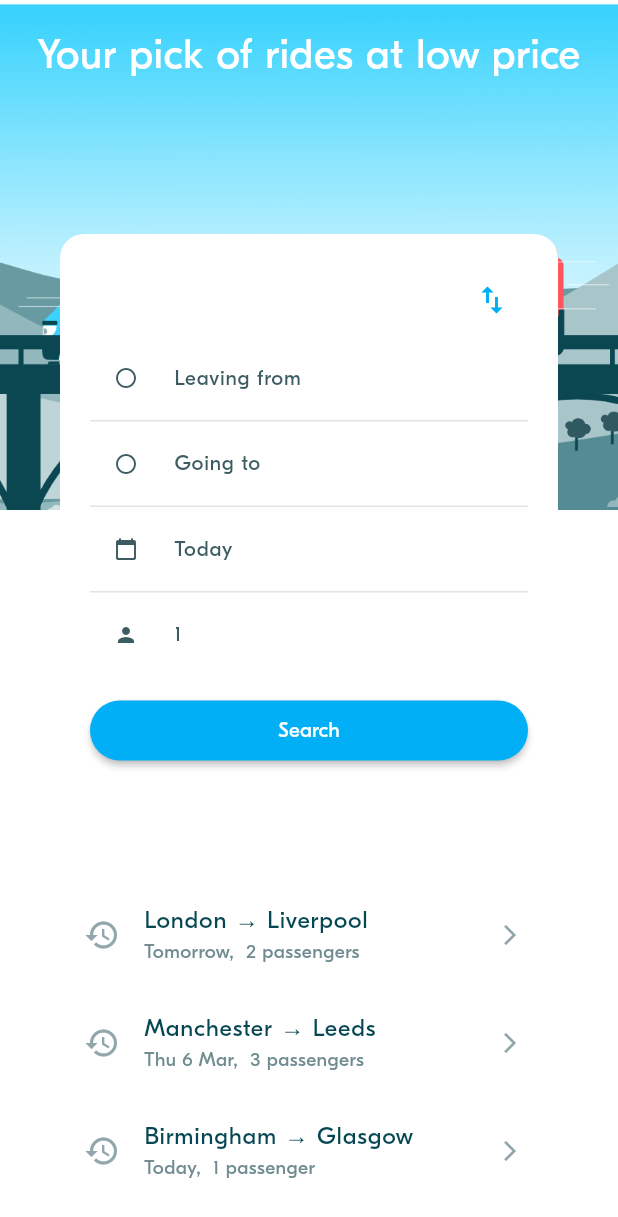
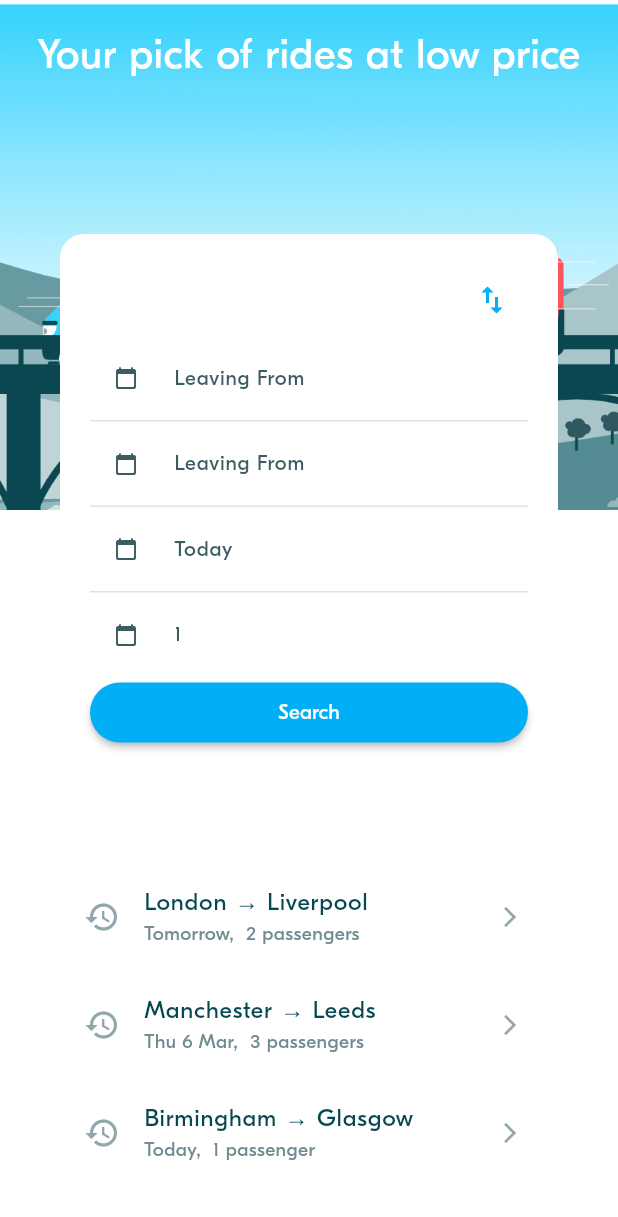
Before and after one commit to ChayLimm/W3-PRACTICE, a Flutter app: the screen it shows after launch, on a phone screen of 412 x 824 dp. Shown: the top 1217 px of the screen. Run offline on Flutter 3.47's test engine with Material 3 defaults, Android fonts, the phone set to English and light mode, and no system bars; project files that could hold a hidden picture were left out.

```diff
--- a/lib/screens/ride_pref/ride_pref_screen.dart
+++ b/lib/screens/ride_pref/ride_pref_screen.dart
@@ -1,11 +1,11 @@
 import 'package:flutter/material.dart';
+import 'package:week_3_blabla_project/screens/ride_pref/widgets/ride_pref_history_tile.dart';
 
 import '../../model/ride_pref/ride_pref.dart';
 import '../../service/ride_prefs_service.dart';
 import '../../theme/theme.dart';
 
 import 'widgets/ride_pref_form.dart';
-import 'widgets/ride_pref_history_tile.dart';
 
 const String blablaHomeImagePath = 'assets/images/blabla_home.png';
 
--- a/lib/screens/ride_pref/widgets/ride_pref_form.dart
+++ b/lib/screens/ride_pref/widgets/ride_pref_form.dart
@@ -1,19 +1,16 @@
 import 'package:flutter/material.dart';
-import 'package:week_3_blabla_project/model/ride/ride.dart';
 import 'package:week_3_blabla_project/screens/location_picker/location_picker_screen.dart';
 import 'package:week_3_blabla_project/screens/search_ride/search_ride_screen.dart';
+import 'package:week_3_blabla_project/screens/seat_number_spinner/seat_number_spinnner_screen.dart';
 import 'package:week_3_blabla_project/utils/animations_util.dart';
+import 'package:week_3_blabla_project/utils/date_time_util.dart';
 import '../../../model/ride/locations.dart';
 import '../../../model/ride_pref/ride_pref.dart';
 
 // UI Components
 import 'package:week_3_blabla_project/theme/theme.dart';
-import 'package:week_3_blabla_project/widgets/button/bla_button.dart';
+import 'package:week_3_blabla_project/widgets/actions/bla_button.dart';
 import 'package:week_3_blabla_project/widgets/display/bla_divider.dart';
-import 'package:week_3_blabla_project/widgets/inputs/date_picker_field.dart';
-import 'package:week_3_blabla_project/widgets/inputs/location_picker_field.dart';
-import 'package:week_3_blabla_project/widgets/inputs/seats_picker_field.dart';
-
 ///
 /// A Ride Preference From is a view to select:
 ///   - A depcarture location
@@ -35,9 +32,9 @@ class RidePrefForm extends StatefulWidget {
 
 class _RidePrefFormState extends State<RidePrefForm> {
   Location? departure;
-  DateTime departureDate = DateTime.now();
+  late DateTime departureDate;
   Location? arrival;
-  int requestedSeats = 1;
+  late int requestedSeats ;
 
   // ----------------------------------
   // Initialize the Form attributes
@@ -53,6 +50,11 @@ class _RidePrefFormState extends State<RidePrefForm> {
       arrival = widget.initRidePref!.arrival;
       requestedSeats = widget.initRidePref!.requestedSeats;
       departureDate = widget.initRidePref!.departureDate;
+    }else{
+      departure = null;
+      arrival = null;
+      requestedSeats = 1;
+      departureDate = DateTime.now();
     }
   }
 
@@ -72,29 +74,46 @@ class _RidePrefFormState extends State<RidePrefForm> {
 
   //Function to change each value
 
-  void onSelectArrival(Location location) {
+  void onSelectArrival() async{
+    final Location? location = await Navigator.push(context, MaterialPageRoute(builder: (context)=>LocationPickerScreen()));
+    if(location != null){
       setState(() {
           arrival = location;
       });
     }
+  }
 
-  void onSelectDeparture(Location location) {
+  void onSelectDeparture() async {
+    final Location? location = await Navigator.push(context, MaterialPageRoute(builder: (context)=>LocationPickerScreen()));
+    if(location != null){
       setState(() {
         departure = location;
-    });
+        }
+      );
     }
 
-  void onSelectDepartureDate(DateTime dateTime) {
+  }
+
+  void onSelectDepartureDate() async{
+     final DateTime? selectedDate = await showDatePicker(
+            context: context,
+            initialDate: DateTime.now(),
+            firstDate: DateTime.now().subtract(Duration(days: 1)),
+            lastDate: DateTime.now().add(Duration(days: 90)),
+          );
+          if(selectedDate != null){
               setState(() {
-      departureDate = dateTime;
+                departureDate = selectedDate;
                 print("function trigger");
               });
           }
+    }
 
-  void onSelectSeats(int newSeats) {
-    setState(() {
-      requestedSeats = newSeats;
-    });
+  void onSelectSeats() async {
+   final int? selectedSeats = await Navigator.of(context).push(AnimationUtils.createBottomToTopRoute(SeatNumberSpinnnerScreen(initSeats: requestedSeats )));
+   if(selectedSeats != null){ setState(() {
+      requestedSeats = selectedSeats;
+    });}
   }
   // Search button and validor for the form
 
@@ -102,16 +121,14 @@ class _RidePrefFormState extends State<RidePrefForm> {
     //validate depature, if null show location picker;
     if (departure == null) {
       //show the full screen dialog of select location
-      Navigator.of(context)
+      departure = await Navigator.of(context)
           .push(AnimationUtils.createBottomToTopRoute(LocationPickerScreen(
-        onSelectLocation: onSelectDeparture,
       )));
       //validate arrival, if null show location picker;
     } else if (arrival == null) {
       //show the full screen dialog of select location
-      Navigator.of(context)
+      arrival = await Navigator.of(context)
           .push(AnimationUtils.createBottomToTopRoute(LocationPickerScreen(
-        onSelectLocation: onSelectArrival,
       )));
     } else {
       RidePref ridePref = RidePref(
@@ -134,6 +151,10 @@ class _RidePrefFormState extends State<RidePrefForm> {
   // Compute the widgets rendering
   // ----------------------------------
 
+  String get initDepature => departure !=null ? "${departure!.name}, ${departure!.country.name}" : "Leaving From";
+  String get initArrival => arrival !=null ? "${arrival!.name}, ${arrival!.country.name}" : "Leaving From";
+  String get initDepartureDate =>DateTimeUtils.formatDateTime(departureDate);
+  String get initSeats => requestedSeats.toString();
   // ----------------------------------
   // Build the widgets
   // ----------------------------------
@@ -149,34 +170,40 @@ class _RidePrefFormState extends State<RidePrefForm> {
             ],
           ),
           // 1 - Leaving from Listtile
-          LocationPickerField(
-            hint: "Leaving from",
-            initLocation: departure,
-            onSelectLocation: onSelectDeparture,
-          ),
+          PrefTile(initValue: initDepature, onPressed: onSelectDeparture, icon: Icons.circle_outlined),
           BlaDivider(),
           // 2 - Going to Listtile
-          LocationPickerField(
-            hint: "Going to",
-            initLocation: arrival,
-            onSelectLocation: onSelectArrival,
-          ),
+          PrefTile(initValue: initArrival, onPressed: onSelectArrival, icon: Icons.circle_outlined),
           BlaDivider(),
           // 3 - Select date Listtile, default today
-          DatePickerField(
-            initDateTime: departureDate,
-            onSelectDate: onSelectDepartureDate,
-          ),
+          PrefTile(initValue:  initDepartureDate,onPressed: onSelectDepartureDate, icon: Icons.calendar_today_rounded),
           BlaDivider(),
           // 4 - Select seats Listitle, default 1
-          SeatPickerField(onSelectSeats: onSelectSeats, initSeats: requestedSeats,),
-          const SizedBox(
-            height: BlaSpacings.s,
-          ),
+         PrefTile(initValue: initSeats , onPressed: onSelectSeats, icon: Icons.person),
+
           BlaButton(
               type: ButtonType.primary,
-              title: "Search",
-              onButtonClick: onSearch)
+              text: "Search",
+              onPressed: onSearch)
         ]);
   }
 }
+
+
+class PrefTile extends StatelessWidget {
+  // this field can be create with or without the initialize value
+  final String initValue;
+  final IconData icon;
+  final VoidCallback onPressed;
+
+  const PrefTile({super.key,required this.initValue , required this.onPressed,required this.icon});
+
+  @override
+  Widget build(BuildContext context) {
+    return ListTile(
+      leading: Icon(Icons.calendar_today_rounded, size: 16, color: BlaColors.neutral,),
+      title: Text(initValue,style: BlaTextStyles.button.copyWith(color:BlaColors.neutral, ),),
+     onTap: onPressed
+    );
+  }
+}
--- a/lib/widgets/button/bla_button.dart
+++ b/lib/widgets/actions/bla_button.dart
@@ -13,15 +13,15 @@ class BlaButton extends StatelessWidget {
 
   final ButtonType type; //type of button you want yo use (primary, secondary, tertiary)
   final IconData? icon; //icon to display in button
-  final String title; // button label
-  final VoidCallback onButtonClick; // event on click
+  final String text; // button label
+  final VoidCallback onPressed; // event on click
 
   const BlaButton({
     super.key,
     required this.type,
     this.icon,
-    required this.title,
-    required this.onButtonClick,
+    required this.text,
+    required this.onPressed,
   });
 
   @override
@@ -53,7 +53,7 @@ class BlaButton extends StatelessWidget {
         break;
     }
     return ElevatedButton(
-      onPressed: onButtonClick,
+      onPressed: onPressed,
       style: ElevatedButton.styleFrom(
         backgroundColor: backgroundColor,
         elevation: elevation,
@@ -64,7 +64,7 @@ class BlaButton extends StatelessWidget {
         children: [
           if (icon != null) Icon(icon, size: 16, color: iconColor),
           if (icon != null) const SizedBox(width: BlaSpacings.s),
-          Text(title, style: BlaTextStyles.button.copyWith(color: textColor)),
+          Text(text, style: BlaTextStyles.button.copyWith(color: textColor)),
         ],
       ),
     );
--- a/lib/widgets/inputs/date_picker_field.dart
+++ /dev/null
@@ -1,38 +0,0 @@
-import 'package:flutter/material.dart';
-import 'package:week_3_blabla_project/model/ride/locations.dart';
-import 'package:week_3_blabla_project/theme/theme.dart';
-import 'package:week_3_blabla_project/utils/date_time_util.dart';
-
-class DatePickerField extends StatelessWidget {
-  // this field can be create with or without the initialize value
-  final DateTime? initDateTime;
-  final Function(DateTime) onSelectDate;
-
-  const DatePickerField({super.key, required this.initDateTime, required this.onSelectDate, Location? location});
-
-  // check if there is initialize value
-  bool get isInit => initDateTime != null;
-  // if have, use the initialize data, else it use current day
-  String get dateTime => isInit ? DateTimeUtils.formatDateTime(initDateTime!) : DateTimeUtils.formatDateTime(DateTime.now());
-
-  @override
-  Widget build(BuildContext context) {
-    return ListTile(
-      leading: Icon(Icons.calendar_today_rounded, size: 16, color: BlaColors.neutral,),
-      title: Text(dateTime,style: BlaTextStyles.button.copyWith(color:BlaColors.neutral, ),),
-     onTap: () async {
-          // call the date picker dialog
-          final DateTime? selectedDate = await showDatePicker(
-            context: context,
-            initialDate: DateTime.now(),
-            firstDate: DateTime.now().subtract(Duration(days: 1)),
-            lastDate: DateTime.now().add(Duration(days: 90)),
-          );
-          if(selectedDate != null){
-            onSelectDate(selectedDate);
-            print("select date succesfully $selectedDate");
-          }
-        },
-    );
-  }
-}
--- a/lib/widgets/inputs/location_picker_field.dart
+++ /dev/null
@@ -1,33 +0,0 @@
-import 'package:flutter/material.dart';
-import 'package:week_3_blabla_project/model/ride/locations.dart';
-import 'package:week_3_blabla_project/screens/location_picker/location_picker_screen.dart';
-import 'package:week_3_blabla_project/theme/theme.dart';
-import 'package:week_3_blabla_project/utils/animations_util.dart';
-
-class LocationPickerField extends StatelessWidget {
-  // this field can be create with or without initialize value
-  final Location? initLocation;
-  final String hint;// hint to put in the field when there is no value
-  final Function(Location) onSelectLocation;
-  const LocationPickerField({super.key, required this.initLocation,required this.hint, required this.onSelectLocation, Location? location});
-
-  //check if it has initialize value to assign else, give user a hint
-  String get selectedLocation => initLocation != null ? "${initLocation!.name}, ${initLocation!.country.name}" : hint;
-
-  @override
-  Widget build(BuildContext context) {
-    return ListTile(
-      leading: Icon(Icons.circle_outlined, size: 16, color: BlaColors.neutral,),
-      title: Text(selectedLocation,style: BlaTextStyles.button.copyWith(color:BlaColors.neutral, ),),
-      onTap:() {
-        // open a full screen dialog of location picker
-       Navigator.of(context).push(AnimationUtils.createBottomToTopRoute(
-          LocationPickerScreen(
-            onSelectLocation: onSelectLocation,
-            )
-          )
-        );
-      },
-    );
-  }
-}
--- a/lib/widgets/inputs/seats_picker_field.dart
+++ /dev/null
@@ -1,27 +0,0 @@
-import 'package:flutter/material.dart';
-import 'package:week_3_blabla_project/screens/seat_number_spinner/seat_number_spinnner_screen.dart';
-import 'package:week_3_blabla_project/theme/theme.dart';
-import 'package:week_3_blabla_project/utils/animations_util.dart';
-
-class SeatPickerField extends StatelessWidget {
-  //this field can be build with or without initialize value, by defualt it is 1
-  final int? initSeats ;
-  final Function(int) onSelectSeats; // function to change the parent value
-  const SeatPickerField({super.key,this.initSeats = 1, required this.onSelectSeats});
-
-
-  @override
-  Widget build(BuildContext context) {
-    return ListTile(
-      leading: Icon(Icons.person, size: 16, color: BlaColors.neutral,),
-      title: Text(initSeats.toString(),style: BlaTextStyles.button.copyWith(color:BlaColors.neutral, ),),
-      onTap:(){
-        //implement the logic of full screen dialog seats number spinner
-        Navigator.of(context).push(AnimationUtils.createBottomToTopRoute(
-            SeatNumberSpinnnerScreen(onChange: onSelectSeats,initSeats: initSeats )
-          )
-        );
-      },
-    );
-  }
-}
```
Also changed, not shown: lib/screens/location_picker/location_picker_screen.dart (+3 -5 lines), lib/screens/search_ride/search_ride_screen.dart (+13 -14 lines), lib/screens/search_ride/widgets/ride_pref_tile.dart (+10 -3 lines), lib/screens/seat_number_spinner/seat_number_spinnner_screen.dart (+7 -10 lines), lib/screens/location_picker/widgets/search_bar.dart (line endings or trailing spaces), 1 other file. Lines whose indentation alone changed are shown as unchanged.
